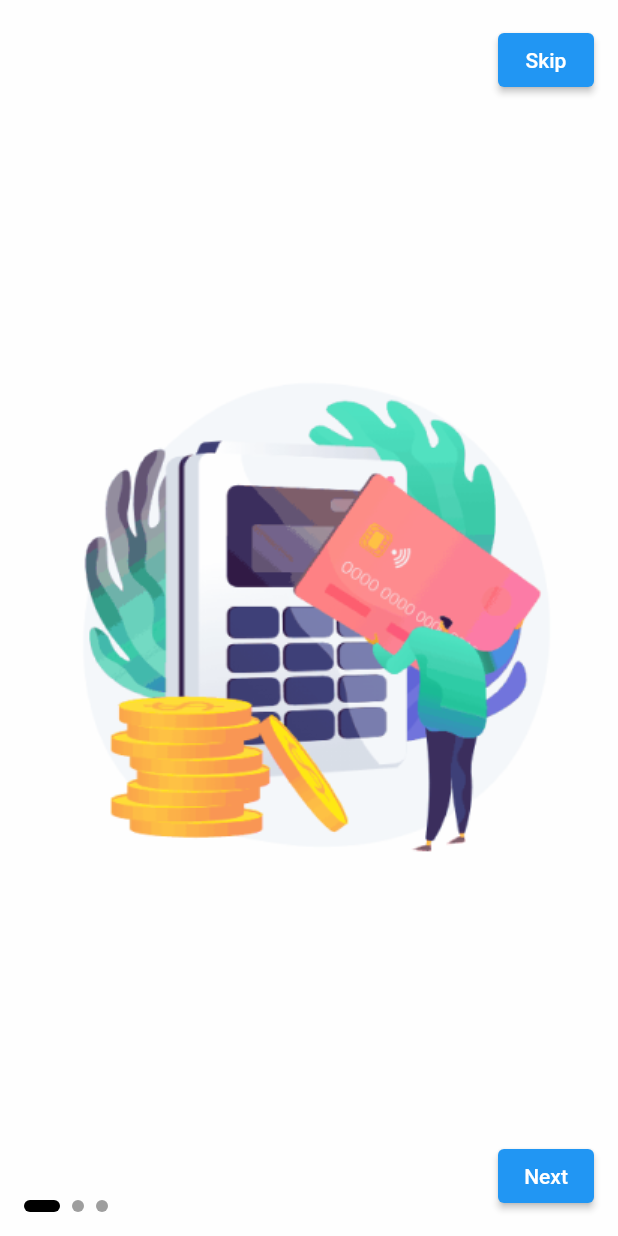
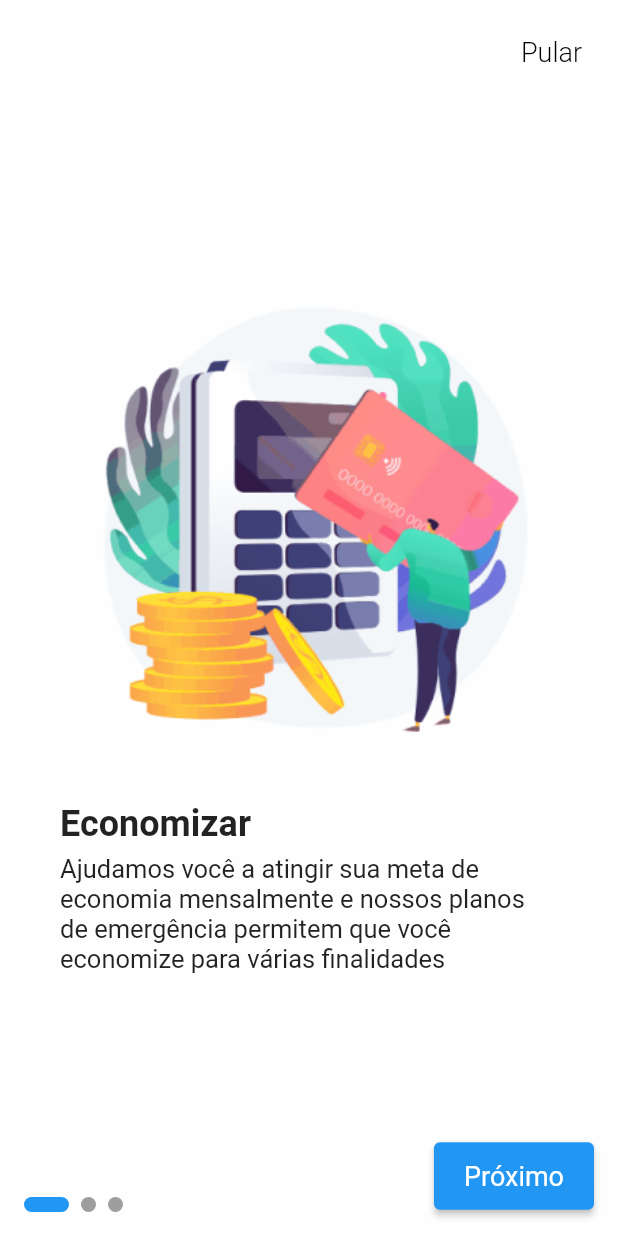
Before and after one commit to RobsonSousaS/DarmBank, a Flutter app: the screen it shows after launch, on a phone screen of 412 x 824 dp. Run offline on Flutter 3.47's test engine with Material 2 defaults, Android fonts, the phone set to English and light mode, and no system bars; drawn by our look-alikes of carousel_slider, smooth_page_indicator.

Commit message:
prox_att

```diff
--- a/lib/pages/slider.dart
+++ b/lib/pages/slider.dart
@@ -1,5 +1,4 @@
 import 'package:flutter/material.dart';
-import 'package:carousel_slider/carousel_slider.dart';
 import 'package:smooth_page_indicator/smooth_page_indicator.dart';
 
 class SliderPage extends StatefulWidget {
@@ -14,8 +13,19 @@ class _SliderPageState extends State<SliderPage> {
     'assets/sprinkle.png',
   ];
 
+  final List<String> titles = [
+    'Economizar',
+    'Retire seu dinheiro',
+    'Invista seu dinheiro',
+  ];
+
+  final List<String> descriptions = [
+    'Ajudamos você a atingir sua meta de economia mensalmente e nossos planos de emergência permitem que você economize para várias finalidades',
+    'Com apenas o seu CPF, você pode retirar seus fundos a qualquer momento de qualquer agente do DarmBank perto de você.',
+    'Tenha acesso a investimentos sem risco que irão multiplicar sua renda e pagar altos retornos em poucos meses',
+  ];
+
   int currentIndex = 0;
-  final CarouselController _carouselController = CarouselController();
   final PageController _pageController = PageController();
 
   @override
@@ -23,45 +33,98 @@ class _SliderPageState extends State<SliderPage> {
     return Scaffold(
       backgroundColor: Color.fromARGB(255, 254, 254, 254),
       body: SafeArea(
-        child: Stack(
-          children: [
-            CarouselSlider(
-              carouselController: _carouselController,
-              options: CarouselOptions(
-                height: double.infinity,
-                viewportFraction: 1.0,
-                enableInfiniteScroll: true,
-                autoPlay: false,
-                autoPlayCurve: Curves.fastOutSlowIn,
-                enlargeCenterPage: true,
-                scrollDirection: Axis.horizontal,
-                onPageChanged: (index, _) {
+        child: Stack(children: [
+          PageView.builder(
+            controller: _pageController,
+            itemCount: imageList.length,
+            onPageChanged: (index) {
               setState(() {
                 currentIndex = index;
               });
             },
-              ),
-              items: imageList.map((imageUrl) {
+            itemBuilder: (context, index) {
               return Container(
                 width: double.infinity,
                 child: Align(
                   alignment: Alignment.center,
-                    child: Image.asset(
-                      imageUrl,
-                      fit: BoxFit.cover,
+                  child: Column(
+                    mainAxisAlignment: MainAxisAlignment.center,
+                    crossAxisAlignment:
+                        CrossAxisAlignment.center, // Alinhar ao centro
+                    children: [
+                      Image.asset(
+                        imageList[index],
+                        fit: index == 0 ? BoxFit.contain : BoxFit.cover,
+                        height: index == 0 ? 345.0 : null,
+                      ),
+                      SizedBox(height: 16.0),
+                      Row(
+                        mainAxisAlignment:
+                            MainAxisAlignment.start, // Alinhar ao centro
+                        children: [
+                          Padding(
+                          padding: EdgeInsets.symmetric(horizontal: 20.0),
+                            child: Text(
+                              '',
+                              style: TextStyle(
+                                fontSize: 24.0,
+                                fontWeight: FontWeight.bold,
+                              ),
+                            ),
+                          ),
+                          Text(
+                            titles[index],
+                            style: TextStyle(
+                              fontSize: 24.0,
+                              fontWeight: FontWeight.bold,
+                            ),
+                          ),
+                        ],
+                      ),
+                      SizedBox(height: 6.0),
+                      Align(
+                        alignment: Alignment.center,
+                        child: Padding(
+                          padding: EdgeInsets.symmetric(horizontal: 40.0),
+                          child: Text(
+                            descriptions[index],
+                            style: TextStyle(
+                              fontSize: 17.0,
+                            ),
+                            textAlign: TextAlign.left,
+                          ),
+                        ),
+                      ),
+                    ],
                   ),
                 ),
               );
-              }).toList(),
+            },
           ),
           Positioned(
             top: 16.0,
             right: 16.0,
-              child: ElevatedButton(
-                onPressed: () {
+            child: Container(
+              decoration: BoxDecoration(
+                color: Colors.transparent,
+                borderRadius: BorderRadius.circular(8.0),
+              ),
+              child: InkWell(
+                onTap: () {
                   // Ação do botão "Skip"
                 },
-                child: Text('Skip'),
+                child: Padding(
+                  padding: const EdgeInsets.all(8.0),
+                  child: Text(
+                    'Pular',
+                    style: TextStyle(
+                      color: Colors.black,
+                      fontSize: 18.0,
+                      fontWeight: FontWeight.w300,
+                    ),
+                  ),
+                ),
+              ),
             ),
           ),
           Positioned(
@@ -71,11 +134,10 @@ class _SliderPageState extends State<SliderPage> {
               controller: _pageController,
               count: imageList.length,
               effect: ExpandingDotsEffect(
+                dotHeight: 10.0,
+                dotWidth: 10.0,
+                activeDotColor: Colors.blue,
                 dotColor: Colors.grey,
-                  activeDotColor: Colors.black,
-                  dotHeight: 8.0,
-                  dotWidth: 8.0,
-                  spacing: 8.0,
               ),
             ),
           ),
@@ -86,14 +148,25 @@ class _SliderPageState extends State<SliderPage> {
               onPressed: () {
                 setState(() {
                   currentIndex = (currentIndex + 1) % imageList.length;
-                    _carouselController.nextPage();
+                  _pageController.animateToPage(
+                    currentIndex,
+                    duration: Duration(milliseconds: 500),
+                    curve: Curves.ease,
+                  );
                 });
               },
-                child: Text('Next'),
+              child: Text('Próximo'),
+              style: ButtonStyle(
+                padding: MaterialStateProperty.all<EdgeInsets>(
+                  EdgeInsets.symmetric(horizontal: 20.0, vertical: 12.0),
+                ),
+                textStyle: MaterialStateProperty.all<TextStyle>(
+                  TextStyle(fontSize: 18.0),
                 ),
               ),
-          ],
             ),
+          ),
+        ]),
       ),
     );
   }
--- a/pubspec.yaml
+++ b/pubspec.yaml
@@ -36,7 +36,7 @@ dependencies:
   # Use with the CupertinoIcons class for iOS style icons.
   cupertino_icons: ^1.0.2
   carousel_slider: ^4.0.0
-  smooth_page_indicator: ^1.0.0
+  smooth_page_indicator: ^1.1.0
 
 dev_dependencies:
   flutter_test:
```
Also changed, not shown: assets/money.png, assets/sprinkle.png, lib/pages/login_signup.dart (added), 7 other files. Lines whose indentation alone changed are shown as unchanged.
